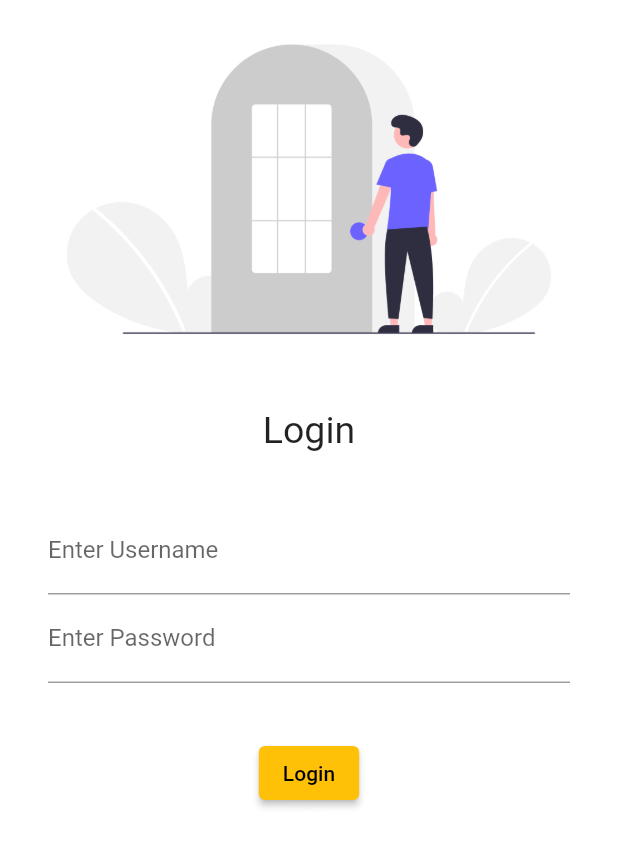
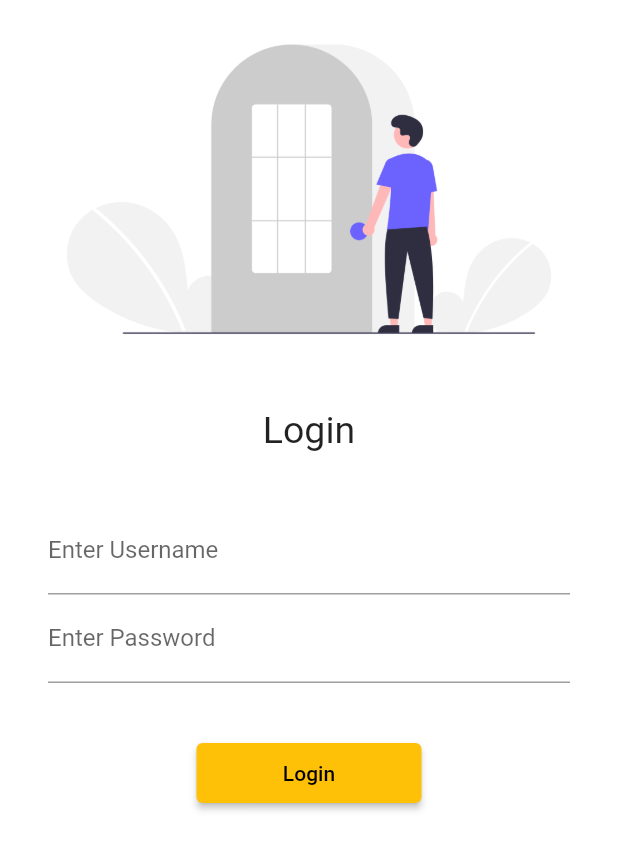
Before and after one commit to kUjjwal69/flutter_application_1, a Flutter app: the LoginPage screen opened by its route, on a phone screen of 412 x 824 dp. Shown: the top 850 px of the screen. Run offline on Flutter 3.47's test engine with Material 2 defaults, Android fonts, the phone set to English and light mode, and no system bars.

Commit message:
DAY 4 COMPLETED

```diff
--- a/lib/PAGES/login_page.dart
+++ b/lib/PAGES/login_page.dart
@@ -1,4 +1,5 @@
 import 'package:flutter/material.dart';
+import 'package:flutter_application_1/UTILS/routes.dart';
 
 class LoginPage extends StatelessWidget {
   @override
@@ -45,10 +46,12 @@ class LoginPage extends StatelessWidget {
             ),
             ElevatedButton(
                 onPressed: () {
-                  print("Hi Ujjwal");
+                  Navigator.pushNamed(context, MyRoutes.HomeRoute);
                 },
                 child: Text("Login"),
-                style: TextButton.styleFrom()),
+                style: TextButton.styleFrom(
+                  minimumSize: Size(150,40)
+                )),
           ],
         ));
   }
--- /dev/null
+++ b/lib/UTILS/routes.dart
@@ -0,0 +1,5 @@
+class MyRoutes {
+  static String LoginRoute = "/login";
+  static String HomeRoute = "/home";
+
+}
--- a/lib/main.dart
+++ b/lib/main.dart
@@ -1,6 +1,7 @@
 import 'package:flutter/material.dart';
 import 'package:flutter_application_1/PAGES/homePage.dart';
 import 'package:flutter_application_1/PAGES/login_page.dart';
+import 'package:flutter_application_1/UTILS/routes.dart';
 
 void main() {
   runApp(MyApp());
@@ -18,8 +19,8 @@ class MyApp extends StatelessWidget {
       initialRoute: "/Login",
       routes: {
         "/": (context) => Homepage(),
-        "/home": (context) => Homepage(),
-        "/Login": (context) => LoginPage()
+        MyRoutes.HomeRoute: (context) => Homepage(),
+        MyRoutes.LoginRoute: (context) => LoginPage()
       },
     );
   }
```
